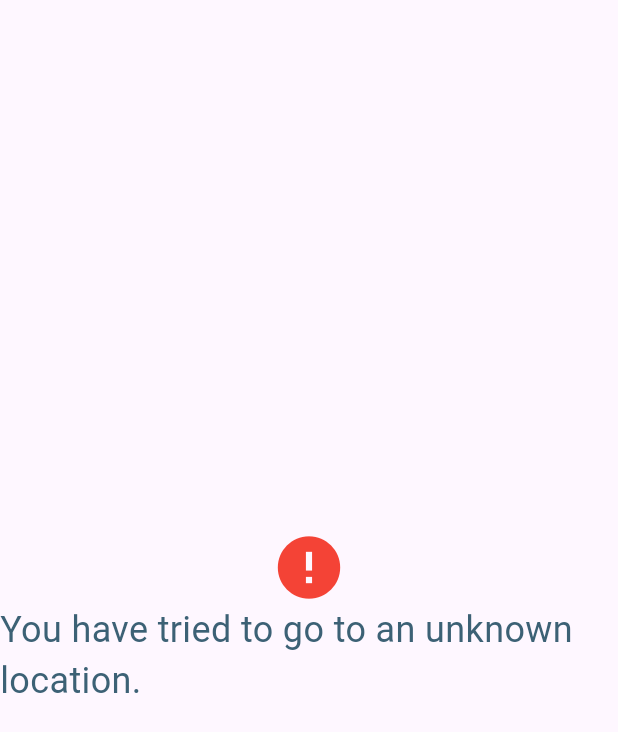
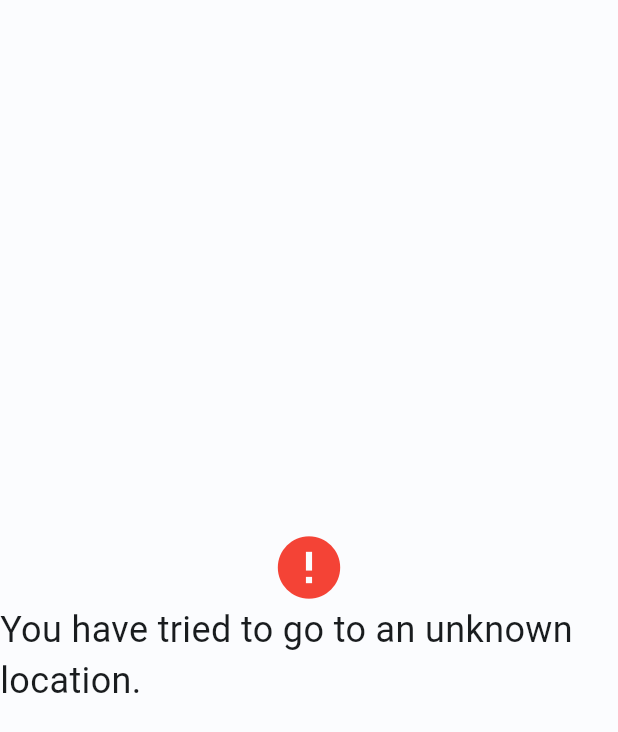
Before and after one commit to Pegbeer/PostsAppFlutter, a Flutter app: the NotFoundRouteScreen screen opened directly, on a phone screen of 412 x 824 dp. Shown: the top 732 px of the screen. Run offline on Flutter 3.47's test engine with Material 2 defaults, Android fonts, the phone set to English and light mode, and no system bars.

Commit message:
App Bar preset

```diff
--- a/lib/screens/posts_screens.dart
+++ b/lib/screens/posts_screens.dart
@@ -1,10 +1,13 @@
 import 'package:flutter/material.dart';
+import 'package:posts_app/widgets/widgets.dart';
 
 class PostsScreen extends StatelessWidget {
   const PostsScreen({Key? key}) : super(key: key);
 
   @override
   Widget build(BuildContext context) {
-    return Container();
+    return Scaffold(
+      appBar: CustomAppBar()
+    );
   }
 }
--- a/lib/themes/dark_theme.dart
+++ b/lib/themes/dark_theme.dart
@@ -1,21 +1,42 @@
 import 'package:flutter/material.dart';
 
 class DarkTheme{
-  static const seedColor = Color.fromARGB(255,60,97,117);
 
-  static final defaultColorScheme = ColorScheme.fromSeed(seedColor: seedColor);
+  static ThemeData theme = ThemeData(useMaterial3: true, colorScheme: darkColorScheme);
 
-  static ThemeData base = ThemeData(useMaterial3: true);
-
-  static ThemeData theme = base.copyWith(
-      colorScheme: defaultColorScheme,
-      brightness: Brightness.dark,
-      visualDensity: VisualDensity.adaptivePlatformDensity,
-      useMaterial3: true,
-      appBarTheme: base.appBarTheme.copyWith(elevation: 0, centerTitle: true),
-      iconTheme: base.iconTheme.copyWith(color: defaultColorScheme.primary),
-      textTheme:
-      base.textTheme.apply(bodyColor: seedColor, displayColor: seedColor)
+  static const darkColorScheme = ColorScheme(
+    brightness: Brightness.dark,
+    primary: Color(0xFF77D1FF),
+    onPrimary: Color(0xFF003549),
+    primaryContainer: Color(0xFF004D68),
+    onPrimaryContainer: Color(0xFFC2E8FF),
+    secondary: Color(0xFFB5C9D7),
+    onSecondary: Color(0xFF20333D),
+    secondaryContainer: Color(0xFF364954),
+    onSecondaryContainer: Color(0xFFD1E5F3),
+    tertiary: Color(0xFF73DAA4),
+    onTertiary: Color(0xFF003822),
+    tertiaryContainer: Color(0xFF005233),
+    onTertiaryContainer: Color(0xFF8FF7BF),
+    error: Color(0xFFFFB4AB),
+    errorContainer: Color(0xFF93000A),
+    onError: Color(0xFF690005),
+    onErrorContainer: Color(0xFFFFDAD6),
+    background: Color(0xFF191C1E),
+    onBackground: Color(0xFFE1E2E5),
+    surface: Color(0xFF191C1E),
+    onSurface: Color(0xFFE1E2E5),
+    surfaceVariant: Color(0xFF41484D),
+    onSurfaceVariant: Color(0xFFC0C7CD),
+    outline: Color(0xFF8A9297),
+    onInverseSurface: Color(0xFF191C1E),
+    inverseSurface: Color(0xFFE1E2E5),
+    inversePrimary: Color(0xFF006689),
+    shadow: Color(0xFF000000),
+    surfaceTint: Color(0xFF77D1FF),
+    outlineVariant: Color(0xFF41484D),
+    scrim: Color(0xFF000000),
   );
 
+
 }
--- a/lib/themes/light_theme.dart
+++ b/lib/themes/light_theme.dart
@@ -2,21 +2,40 @@ import 'package:flutter/material.dart';
 
 class LightTheme{
 
-  static const seedColor = Color.fromARGB(255,60,97,117);
+  static ThemeData theme = ThemeData(useMaterial3: true, colorScheme: lightColorScheme);
 
-  static final defaultColorScheme = ColorScheme.fromSeed(seedColor: seedColor);
-
-  static ThemeData base = ThemeData(useMaterial3: true);
-
-  static ThemeData theme = base.copyWith(
-      colorScheme: defaultColorScheme,
-      brightness: Brightness.light,
-      visualDensity: VisualDensity.adaptivePlatformDensity,
-      useMaterial3: true,
-      appBarTheme: base.appBarTheme.copyWith(elevation: 0, centerTitle: true),
-      iconTheme: base.iconTheme.copyWith(color: defaultColorScheme.primary),
-      textTheme:
-      base.textTheme.apply(bodyColor: seedColor, displayColor: seedColor)
+  static const lightColorScheme = ColorScheme(
+    brightness: Brightness.light,
+    primary: Color(0xFF006689),
+    onPrimary: Color(0xFFFFFFFF),
+    primaryContainer: Color(0xFFC2E8FF),
+    onPrimaryContainer: Color(0xFF001E2C),
+    secondary: Color(0xFF4E616D),
+    onSecondary: Color(0xFFFFFFFF),
+    secondaryContainer: Color(0xFFD1E5F3),
+    onSecondaryContainer: Color(0xFF091E28),
+    tertiary: Color(0xFF006C45),
+    onTertiary: Color(0xFFFFFFFF),
+    tertiaryContainer: Color(0xFF8FF7BF),
+    onTertiaryContainer: Color(0xFF002112),
+    error: Color(0xFFBA1A1A),
+    errorContainer: Color(0xFFFFDAD6),
+    onError: Color(0xFFFFFFFF),
+    onErrorContainer: Color(0xFF410002),
+    background: Color(0xFFFBFCFE),
+    onBackground: Color(0xFF191C1E),
+    surface: Color(0xFFFBFCFE),
+    onSurface: Color(0xFF191C1E),
+    surfaceVariant: Color(0xFFDCE3E9),
+    onSurfaceVariant: Color(0xFF41484D),
+    outline: Color(0xFF71787D),
+    onInverseSurface: Color(0xFFF0F1F3),
+    inverseSurface: Color(0xFF2E3133),
+    inversePrimary: Color(0xFF77D1FF),
+    shadow: Color(0xFF000000),
+    surfaceTint: Color(0xFF006689),
+    outlineVariant: Color(0xFFC0C7CD),
+    scrim: Color(0xFF000000),
   );
 
 }
--- /dev/null
+++ b/lib/widgets/widgets.dart
@@ -0,0 +1 @@
+export 'package:posts_app/widgets/custom_app_bar.dart';
```
Also changed, not shown: lib/widgets/custom_app_bar.dart (added, +40 -0 lines).
